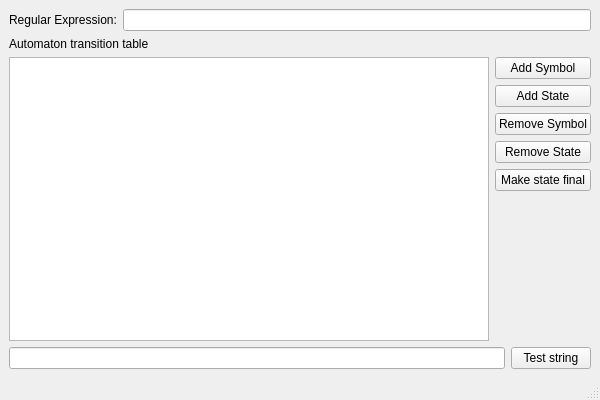
Old version of the form ui/main_window.ui in the repository matheuspb/simone.
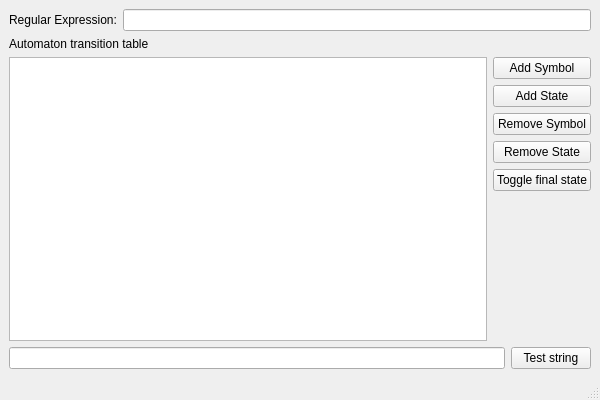
New version of the form.

The edit to the form file:
```diff
--- a/ui/main_window.ui
+++ b/ui/main_window.ui
@@ -83,7 +83,7 @@
           <item>
            <widget class="QPushButton" name="finalStateButton">
             <property name="text">
-             <string>Make state final</string>
+             <string>Toggle final state</string>
             </property>
            </widget>
           </item>
```
